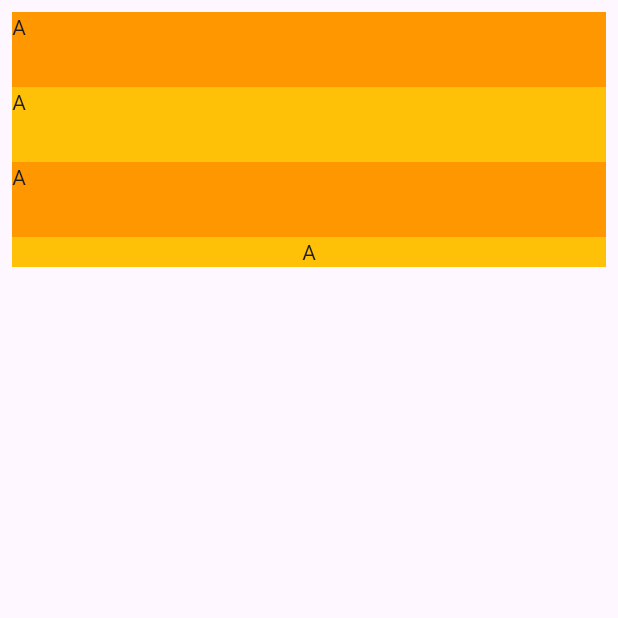
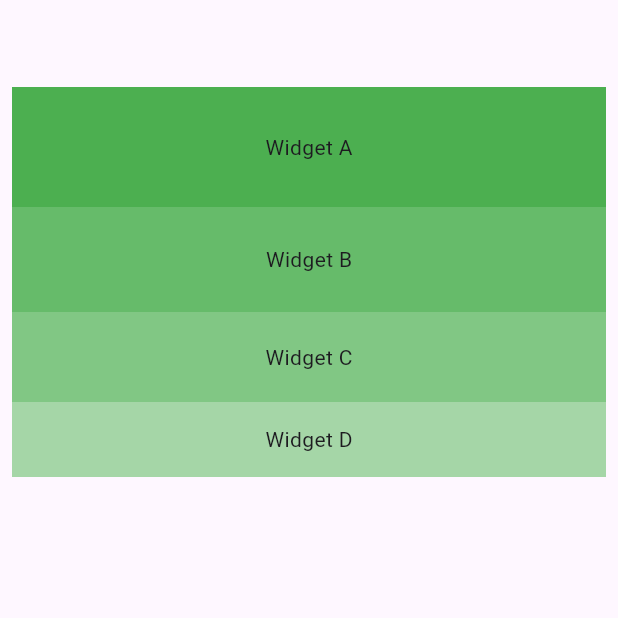
Before and after one commit to jaimetellezb/widget-catalog, a Flutter app: the ListViewWidget screen opened directly, on a phone screen of 412 x 824 dp, the top half of it. Run offline on Flutter 3.47's test engine with Material 3 defaults, Android fonts, the phone set to English and light mode, and no system bars.

Commit message:
ListView

```diff
--- a/lib/main.dart
+++ b/lib/main.dart
@@ -4,7 +4,7 @@ void main() {
   runApp(const MyApp());
 }
 
-final list = List.generate(10, (index) => index);
+final list = List.generate(30, (index) => index);
 
 class MyApp extends StatelessWidget {
   const MyApp({super.key});
@@ -17,7 +17,7 @@ class MyApp extends StatelessWidget {
         colorScheme: ColorScheme.fromSeed(seedColor: Colors.deepPurple),
         useMaterial3: true,
       ),
-      home: const Center(child: ListViewWidget()),
+      home: const Center(child: ListViewBuilderWidget()),
     );
   }
 }
@@ -28,44 +28,37 @@ class ListViewWidget extends StatelessWidget {
   @override
   Widget build(BuildContext context) {
     return Scaffold(
-      body: SafeArea(
-        child: ListView(
-          key: GlobalKey(), // identificador del widget
-          scrollDirection: Axis.vertical, //
-          reverse: true,
-          // controller: , // se puede utilizar para controlar la posición de desplazamiento del ListView.
-
-          shrinkWrap: true,
-
+      body: ListView(
+        key: GlobalKey(),
+        scrollDirection: Axis.vertical, // por defecto es vertical
         padding: const EdgeInsets.all(8.0),
-          // itemExtent: 100, // sobreescribe las dimensiones de los widgets hijos
-          // itemExtentBuilder: (index, dimensions) => 70, // sobreescribe las dimensiones de los widgets hijos
-          // prototypeItem: ,
-          // clipBehavior: ,
-
         children: [
+          // agregamos este espacio para que los widget empiecen abajo
+          // del área de configuraciones del dispositivo
+          const SizedBox(
+            height: 50,
+          ),
           Container(
-              // height: 50,
-              color: Colors.amber,
-              child: const Center(child: Text('A')),
+            height: 80,
+            color: Colors.green[500],
+            child: const Center(child: Text('Widget A')),
+          ),
+          Container(
+            height: 70,
+            color: Colors.green[400],
+            child: const Center(child: Text('Widget B')),
+          ),
+          Container(
+            height: 60,
+            color: Colors.green[300],
+            child: const Center(child: Text('Widget C')),
           ),
           Container(
             height: 50,
-              color: Colors.orange,
-              child: const Text('A'),
-            ),
-            Container(
-              height: 50,
-              color: Colors.amber,
-              child: const Text('A'),
-            ),
-            Container(
-              height: 50,
-              color: Colors.orange,
-              child: const Text('A'),
+            color: Colors.green[200],
+            child: const Center(child: Text('Widget D')),
           ),
         ],
-        ),
       ),
     );
   }
@@ -76,7 +69,21 @@ class ListViewBuilderWidget extends StatelessWidget {
 
   @override
   Widget build(BuildContext context) {
-    return ListView();
+    return Scaffold(
+      body: ListView.builder(
+        itemCount: list.length,
+        itemBuilder: (context, index) {
+          return Container(
+              padding: const EdgeInsets.all(8.0),
+              decoration: BoxDecoration(
+                color: Colors.blue[300],
+                border: Border.all(width: 0.5),
+                borderRadius: BorderRadius.circular(8),
+              ),
+              child: Text('Widget ${index + 1} '));
+        },
+      ),
+    );
   }
 }
 
@@ -85,7 +92,16 @@ class ListViewCustomWidget extends StatelessWidget {
 
   @override
   Widget build(BuildContext context) {
-    return ListView();
+    return Scaffold(
+      body: ListView.custom(childrenDelegate: SliverChildBuilderDelegate(
+        (context, index) {
+          return Container(
+            color: Colors.grey,
+            child: const Text('Widget'),
+          );
+        },
+      )),
+    );
   }
 }
 
@@ -94,6 +110,18 @@ class ListViewSeparatedWidget extends StatelessWidget {
 
   @override
   Widget build(BuildContext context) {
-    return ListView();
+    return Scaffold(
+      body: ListView.separated(
+          itemBuilder: (context, index) {
+            return Container(
+              color: Colors.yellow,
+              child: Text('Widget $index'),
+            );
+          },
+          separatorBuilder: (context, index) => const Divider(
+                color: Colors.purple,
+              ),
+          itemCount: list.length),
+    );
   }
 }
```
Lines whose indentation alone changed are shown as unchanged.
